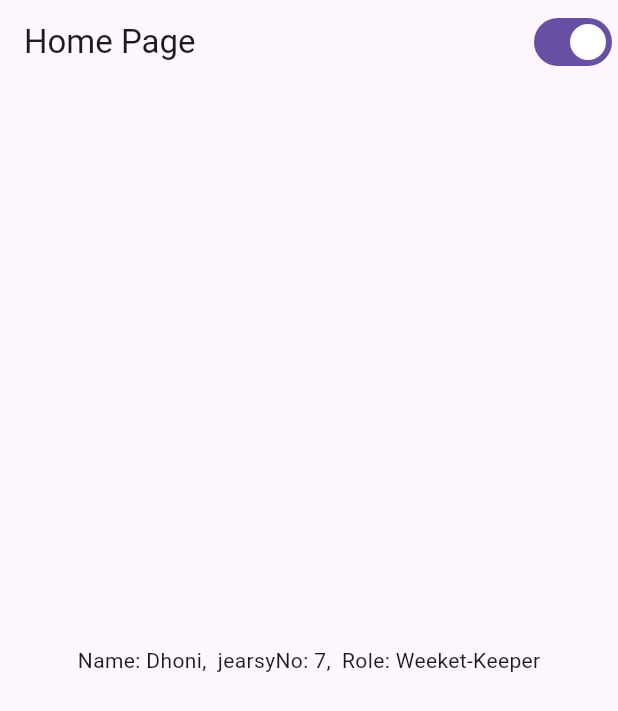
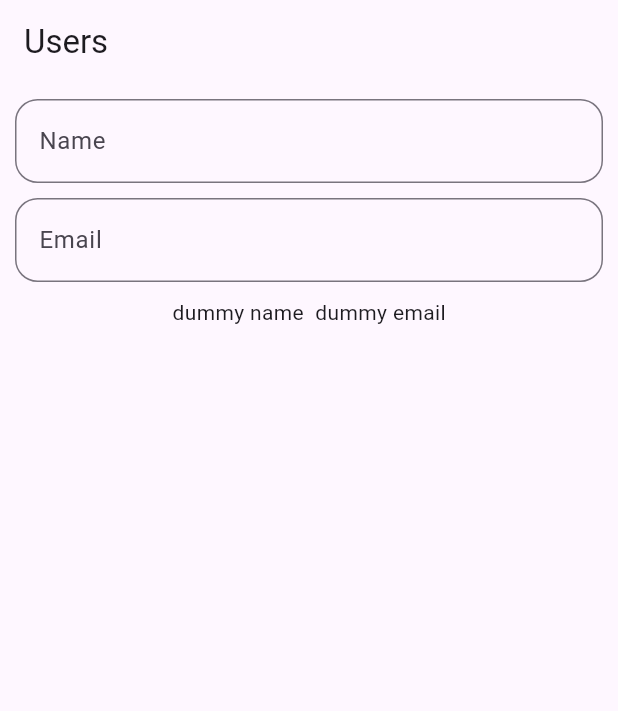
Before and after one commit to paraspithadiya10/riverpod_basics, a Flutter app: the screen it shows after launch, on a phone screen of 412 x 824 dp. Shown: the top 711 px of the screen. Run offline on Flutter 3.47's test engine with Material 3 defaults, Android fonts, the phone set to English and light mode, and no system bars; our stand-ins replace equatable, flutter_riverpod.

```diff
--- a/lib/main.dart
+++ b/lib/main.dart
@@ -2,6 +2,7 @@ import 'package:flutter/material.dart';
 import 'package:flutter_riverpod/flutter_riverpod.dart';
 import 'package:riverpod_demo/providers/providers.dart';
 import 'package:riverpod_demo/screens/home_page.dart';
+import 'package:riverpod_demo/screens/user_from_textfield.dart';
 
 void main() {
   runApp(ProviderScope(child: MyApp()));
@@ -16,7 +17,7 @@ class MyApp extends ConsumerWidget {
     return MaterialApp(
       debugShowCheckedModeBanner: false,
       theme: isLightTheme ? ThemeData.light() : ThemeData.dark(),
-      home: HomePage(),
+      home: UserFromTextfield(),
     );
   }
 }
--- /dev/null
+++ b/lib/model/user.dart
@@ -0,0 +1,56 @@
+// ignore_for_file: public_member_api_docs, sort_constructors_first
+import 'dart:convert';
+
+import 'package:flutter/foundation.dart';
+
+@immutable
+class User {
+  final String name;
+  final String email;
+  const User({
+    required this.name,
+    required this.email,
+  });
+
+  User copyWith({
+    String? name,
+    String? email,
+  }) {
+    return User(
+      name: name ?? this.name,
+      email: email ?? this.email,
+    );
+  }
+
+  Map<String, dynamic> toMap() {
+    return <String, dynamic>{
+      'name': name,
+      'email': email,
+    };
+  }
+
+  factory User.fromMap(Map<String, dynamic> map) {
+    return User(
+      name: map['name'] as String,
+      email: map['email'] as String,
+    );
+  }
+
+  String toJson() => json.encode(toMap());
+
+  factory User.fromJson(String source) =>
+      User.fromMap(json.decode(source) as Map<String, dynamic>);
+
+  @override
+  String toString() => 'User(name: $name, email: $email)';
+
+  @override
+  bool operator ==(covariant User other) {
+    if (identical(this, other)) return true;
+
+    return other.name == name && other.email == email;
+  }
+
+  @override
+  int get hashCode => name.hashCode ^ email.hashCode;
+}
--- /dev/null
+++ b/lib/notifiers/user_notifier.dart
@@ -0,0 +1,14 @@
+import 'package:flutter_riverpod/flutter_riverpod.dart';
+import 'package:riverpod_demo/model/user.dart';
+
+class UserNotifier extends StateNotifier<User> {
+  UserNotifier(super.state);
+
+  void updateName(String name) {
+    state = state.copyWith(name: name);
+  }
+
+  void updateEmail(String email) {
+    state = state.copyWith(email: email);
+  }
+}
--- a/lib/providers/providers.dart
+++ b/lib/providers/providers.dart
@@ -2,7 +2,9 @@ import 'dart:async';
 
 import 'package:flutter_riverpod/flutter_riverpod.dart';
 import 'package:riverpod_demo/model/player.dart';
-import 'package:riverpod_demo/providers/counter_provider.dart';
+import 'package:riverpod_demo/model/user.dart';
+import 'package:riverpod_demo/notifiers/counter_notifier.dart';
+import 'package:riverpod_demo/notifiers/user_notifier.dart';
 import 'package:riverpod_demo/services/user_service.dart';
 
 final nameProvider = Provider.family<String, Player>((ref, player) {
@@ -30,3 +32,6 @@ final streamProvider = StreamProvider(((ref) {
 }));
 
 final themeProvider = StateProvider<bool>((ref) => true);
+
+final userProvider = StateNotifierProvider<UserNotifier, User>(
+    (ref) => UserNotifier(User(name: "dummy name", email: "dummy email")));
--- /dev/null
+++ b/lib/screens/user_from_textfield.dart
@@ -0,0 +1,45 @@
+import 'package:flutter/material.dart';
+import 'package:flutter_riverpod/flutter_riverpod.dart';
+import 'package:riverpod_demo/providers/providers.dart';
+
+class UserFromTextfield extends ConsumerWidget {
+  const UserFromTextfield({super.key});
+
+  @override
+  Widget build(BuildContext context, WidgetRef ref) {
+    var user = ref.watch(userProvider);
+    //var user = ref.watch(userProvider.select((e) => e.name));
+    return Scaffold(
+      appBar: AppBar(
+        title: Text('Users'),
+      ),
+      body: Padding(
+        padding: const EdgeInsets.symmetric(horizontal: 10, vertical: 10),
+        child: Column(
+          spacing: 10,
+          children: [
+            TextField(
+              onChanged: (value) {
+                ref.read(userProvider.notifier).updateName(value);
+              },
+              decoration: InputDecoration(
+                  label: Text('Name'),
+                  border: OutlineInputBorder(
+                      borderRadius: BorderRadius.circular(15))),
+            ),
+            TextField(
+              onChanged: (value) {
+                ref.read(userProvider.notifier).updateEmail(value);
+              },
+              decoration: InputDecoration(
+                  label: Text('Email'),
+                  border: OutlineInputBorder(
+                      borderRadius: BorderRadius.circular(15))),
+            ),
+            Text('${user.name} \t${user.email}')
+          ],
+        ),
+      ),
+    );
+  }
+}
```
Also changed, not shown: lib/notifiers/counter_notifier.dart (renamed from lib/providers/counter_provider.dart).
